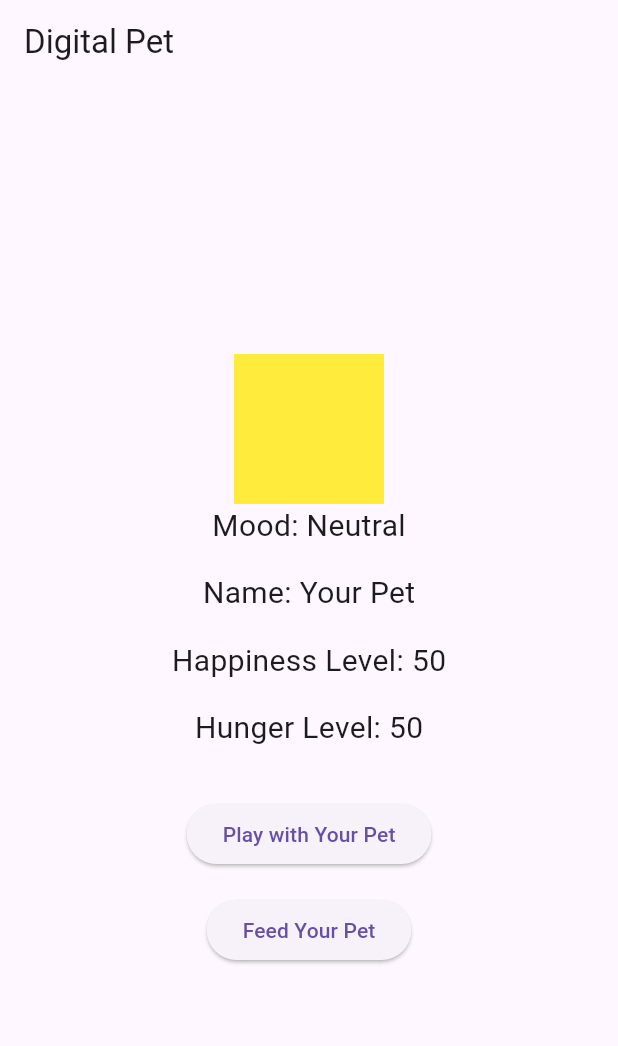
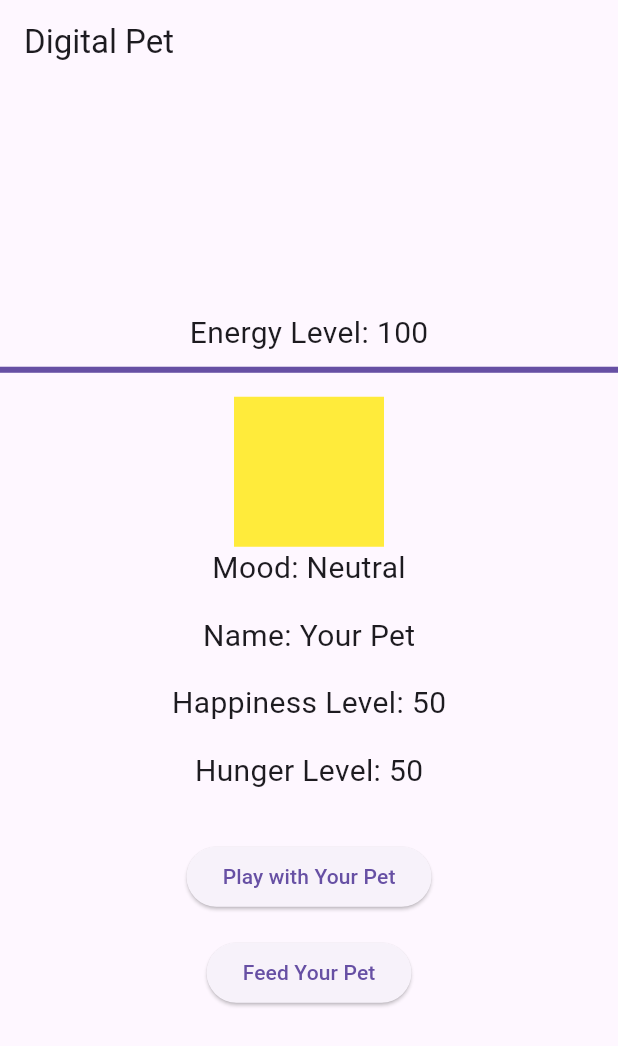
Before and after one commit to SunwooDua/pet, a Flutter app: the screen it shows after launch, on a phone screen of 412 x 824 dp. Shown: the top 1046 px of the screen. Run offline on Flutter 3.47's test engine with Material 3 defaults, Android fonts, the phone set to English and light mode, and no system bars.

Commit message:
implmented energy ui and logic

```diff
--- a/lib/main.dart
+++ b/lib/main.dart
@@ -15,11 +15,13 @@ class _DigitalPetAppState extends State<DigitalPetApp> {
   String petName = "Your Pet";
   int happinessLevel = 50;
   int hungerLevel = 50;
+  int energyLevel = 100;
 // Function to increase happiness and update hunger when playing with the pet
   void _playWithPet() {
     setState(() {
       happinessLevel = (happinessLevel + 10).clamp(0, 100);
       _updateHunger();
+      _updateEnergy(-20); //decrease energy by 20
     });
   }
 
@@ -28,6 +30,7 @@ class _DigitalPetAppState extends State<DigitalPetApp> {
     setState(() {
       hungerLevel = (hungerLevel - 10).clamp(0, 100);
       _updateHappiness();
+      _updateEnergy(10); //increase energy by 10
     });
   }
 
@@ -38,6 +41,11 @@ class _DigitalPetAppState extends State<DigitalPetApp> {
     } else {
       happinessLevel = (happinessLevel + 10).clamp(0, 100);
     }
+  }
+
+//update energy
+  void _updateEnergy(int change) {
+    energyLevel = (energyLevel + change).clamp(0, 100);
   }
 
 // Increase hunger level slightly when playing with the pet
@@ -79,6 +87,15 @@ class _DigitalPetAppState extends State<DigitalPetApp> {
         child: Column(
           mainAxisAlignment: MainAxisAlignment.center,
           children: <Widget>[
+            Text(
+              'Energy Level: $energyLevel',
+              style: TextStyle(fontSize: 20.0),
+            ),
+            SizedBox(height: 8.0),
+            LinearProgressIndicator(
+              value: energyLevel / 100,
+            ),
+            SizedBox(height: 16.0),
             Container(
               width: 100,
               height: 100,
```
